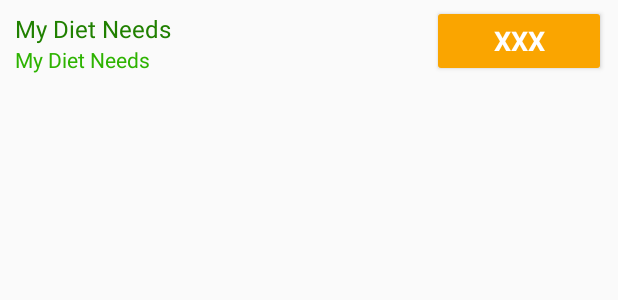
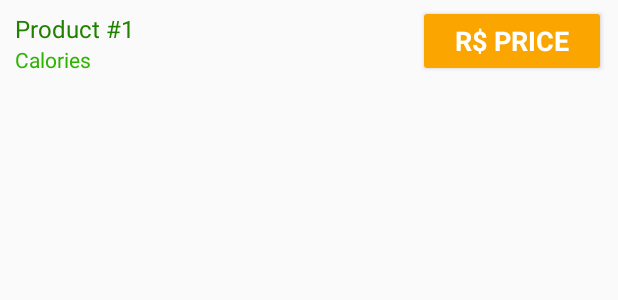
Before and after one commit to huguera10/iHealthy, an Android app: the layout restaurant_menu_item.xml on its own in the app's theme, with its tools: preview values and no code run, on a phone screen of 412 x 824 dp. Shown: the top 300 px of the screen. Run offline under Robolectric (Android 15) with nearby library versions, the phone set to English and light mode, and no system bars.

Commit message:
Final version - Minnor corrections on layouts.

```diff
--- a/app/src/main/res/layout/restaurant_menu_item.xml
+++ b/app/src/main/res/layout/restaurant_menu_item.xml
@@ -1,15 +1,7 @@
-<TwoLineListItem xmlns:android="http://schemas.android.com/apk/res/android"
-    xmlns:app="http://schemas.android.com/apk/res-auto"
-    xmlns:tools="http://schemas.android.com/tools"
+<LinearLayout xmlns:android="http://schemas.android.com/apk/res/android"
     android:layout_width="match_parent"
     android:layout_height="match_parent"
-    android:orientation="vertical"
-    tools:context="com.ihealthy.ihealthy.MyDietFragment">
-
-    <ScrollView
-        android:layout_width="match_parent"
-        android:layout_height="wrap_content"
-        android:id="@+id/scrollView" >
+    android:orientation="vertical" >
 
         <LinearLayout
             android:layout_width="match_parent"
@@ -23,24 +15,24 @@
 
                 <TextView
                     android:id="@+id/text1"
-                    android:layout_marginLeft="10dp"
                     android:layout_width="match_parent"
                     android:layout_height="wrap_content"
+                    android:layout_marginLeft="10dp"
                     android:layout_marginTop="8dp"
+                    android:singleLine="true"
+                    android:text="Product #1"
                     android:textAppearance="?attr/textAppearanceListItem"
-                    android:singleLine="true"
-                    android:text="My Diet Needs"
                     android:textColor="@color/colorPrimaryDark" />
 
                 <TextView
                     android:id="@id/text2"
-                    android:layout_marginLeft="10dp"
                     android:layout_width="match_parent"
                     android:layout_height="wrap_content"
+                    android:layout_marginLeft="10dp"
                     android:singleLine="true"
-                    android:text="My Diet Needs"
-                    android:textColor="@color/colorPrimary"
-                    android:textAppearance="?attr/textAppearanceListItemSecondary" />
+                    android:text="Calories"
+                    android:textAppearance="?attr/textAppearanceListItemSecondary"
+                    android:textColor="@color/colorPrimary" />
 
             </LinearLayout>
 
@@ -55,12 +47,12 @@
                     android:id="@+id/button1"
                     style="?android:textAppearanceSmall"
                     android:layout_width="0dp"
-                    android:layout_weight="0.4"
                     android:layout_height="wrap_content"
                     android:layout_marginRight="8dp"
                     android:layout_marginTop="3dp"
+                    android:layout_weight="0.4"
                     android:backgroundTint="@color/colorAccent"
-                    android:text="xxx"
+                    android:text="R$ Price"
                     android:textAlignment="center"
                     android:textColor="@android:color/background_light"
                     android:textSize="18sp"
@@ -68,5 +60,4 @@
 
             </LinearLayout>
         </LinearLayout>
-    </ScrollView>
-</TwoLineListItem>
+</LinearLayout>
```
Also changed, not shown: app/src/main/java/com/ihealthy/ihealthy/RestaurantViewActivity.java (+6 -1 lines), app/src/main/res/layout/fragment_history.xml (+7 -7 lines), app/src/main/res/layout/fragment_my_diet.xml (+3 -10 lines), 1 other file.
